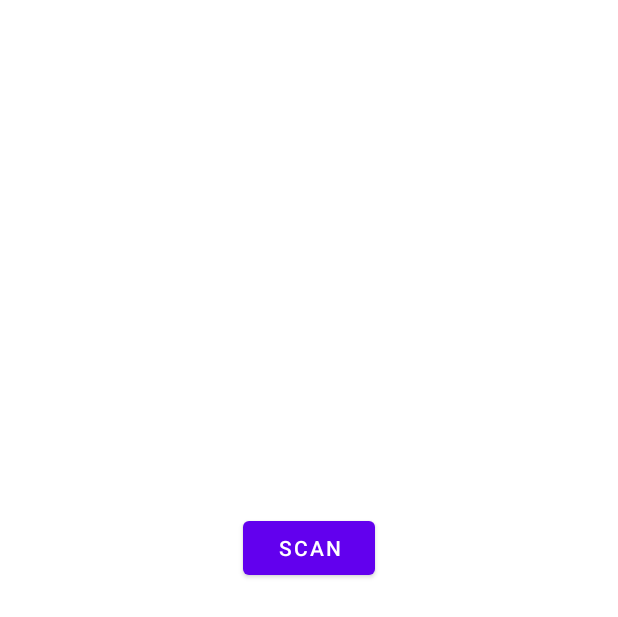
After one commit to Jiaqi07/Fast-Find-Dream-Machines, an Android app: the layout activity_start.xml on its own in the app's theme, with its tools: preview values and no code run, on a phone screen of 412 x 824 dp. The commit adds this screen. Shown: the top 617 px of the screen. Run offline under Robolectric (Android 15) with nearby library versions, the phone set to English and light mode, and no system bars.

Commit message:
Starting Screen and Scanning Screen Works Finnaly

```diff
--- a/app/build.gradle
+++ b/app/build.gradle
@@ -45,4 +45,5 @@ dependencies {
     androidTestImplementation 'androidx.test.espresso:espresso-core:3.3.0'
 
     implementation 'com.budiyev.android:code-scanner:2.1.0'
+    //kapt 'com.budiyev.android:code-scanner:2.1.0'
 }
--- a/app/src/main/AndroidManifest.xml
+++ b/app/src/main/AndroidManifest.xml
@@ -2,7 +2,7 @@
 <manifest xmlns:android="http://schemas.android.com/apk/res/android"
     package="com.example.alansqrgamedm">
 
-    <uses-permission android:name="android.permission.CAMERA"/>
+    <uses-permission android:name="android.permission.CAMERA" />
 
     <application
         android:allowBackup="true"
@@ -11,6 +11,7 @@
         android:roundIcon="@mipmap/ic_launcher_round"
         android:supportsRtl="true"
         android:theme="@style/Theme.AlansQRGameDM">
+        <activity android:name=".startActivity"></activity>
         <activity android:name=".MainActivity">
             <intent-filter>
                 <action android:name="android.intent.action.MAIN" />
--- /dev/null
+++ b/app/src/main/res/layout/activity_start.xml
@@ -0,0 +1,19 @@
+<?xml version="1.0" encoding="utf-8"?>
+<androidx.constraintlayout.widget.ConstraintLayout xmlns:android="http://schemas.android.com/apk/res/android"
+    xmlns:app="http://schemas.android.com/apk/res-auto"
+    xmlns:tools="http://schemas.android.com/tools"
+    android:layout_width="match_parent"
+    android:layout_height="match_parent"
+    tools:context=".startActivity">
+
+    <Button
+        android:id="@+id/nextButton"
+        android:layout_width="wrap_content"
+        android:layout_height="wrap_content"
+        android:text="Scan"
+        app:layout_constraintBottom_toBottomOf="parent"
+        app:layout_constraintEnd_toEndOf="parent"
+        app:layout_constraintStart_toStartOf="parent"
+        app:layout_constraintTop_toTopOf="parent"
+        app:layout_constraintVertical_bias="0.44" />
+</androidx.constraintlayout.widget.ConstraintLayout>
```
Also changed, not shown: app/src/main/java/com/example/alansqrgamedm/MainActivity.java (added, +28 -0 lines), app/src/main/java/com/example/alansqrgamedm/MainActivity.kt (deleted, +0 -99 lines), app/src/main/java/com/example/alansqrgamedm/startActivity.java (added, +69 -0 lines), app/src/main/res/layout/activity_main.xml (+18 -2 lines).
